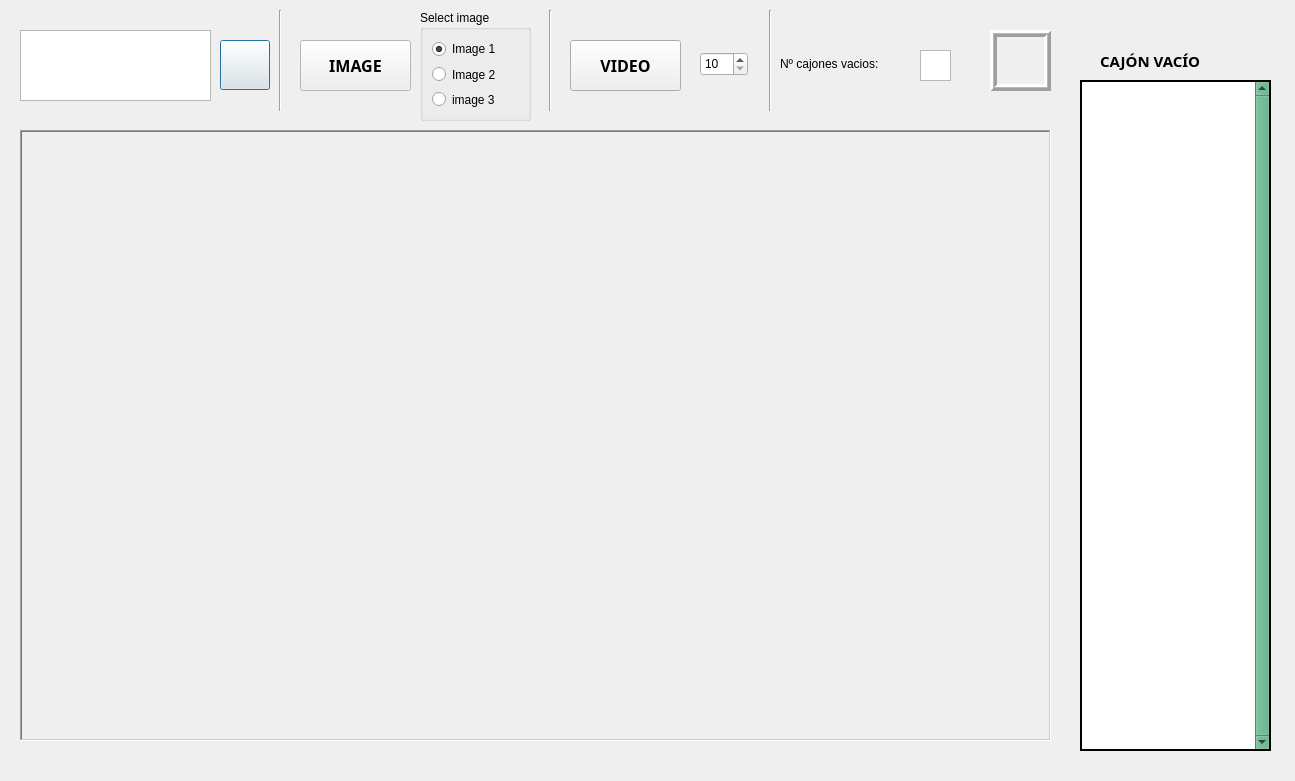
Before: the Qt Designer form interficieQT.ui in cleon30/Item_Detector, drawn with Qt 5.
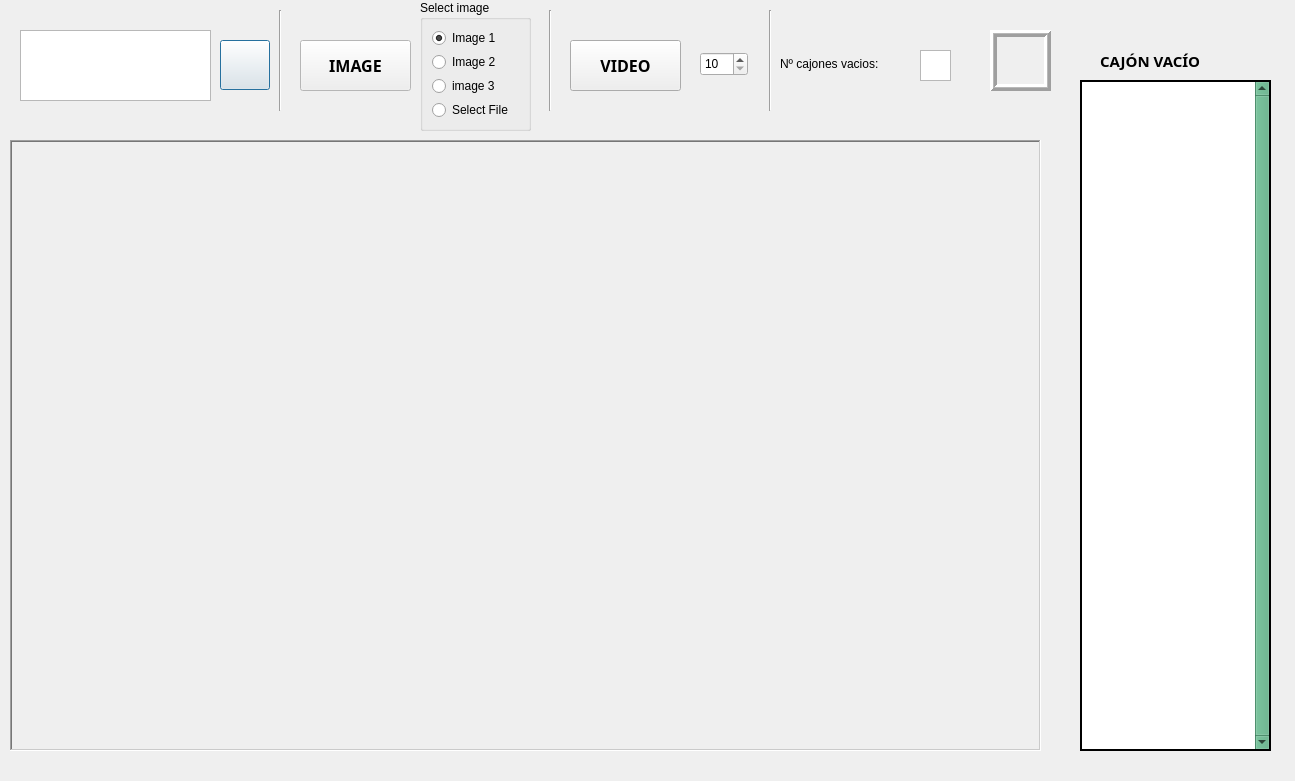
After: the same form once the commit is applied. Icons and pictures are not drawn.

Commit message: añadido opcion de seleccionar archivo, con excepcion

Diff of the .ui file:
```diff
--- a/interficieQT.ui
+++ b/interficieQT.ui
@@ -729,9 +729,9 @@
    <property name="geometry">
     <rect>
      <x>420</x>
-     <y>10</y>
+     <y>0</y>
      <width>111</width>
-     <height>111</height>
+     <height>131</height>
     </rect>
    </property>
    <property name="title">
@@ -765,6 +765,16 @@
       </property>
      </widget>
     </item>
+    <item>
+     <widget class="QRadioButton" name="selectfile">
+      <property name="text">
+       <string>Select File</string>
+      </property>
+      <property name="autoExclusive">
+       <bool>true</bool>
+      </property>
+     </widget>
+    </item>
    </layout>
   </widget>
   <widget class="QLabel" name="label">
@@ -773,8 +783,8 @@
    </property>
    <property name="geometry">
     <rect>
-     <x>20</x>
-     <y>130</y>
+     <x>10</x>
+     <y>140</y>
      <width>1031</width>
      <height>611</height>
     </rect>
```
Left out of the diff: 1 changed line with no effect on the pictures. The commit also changes 1 other file.
